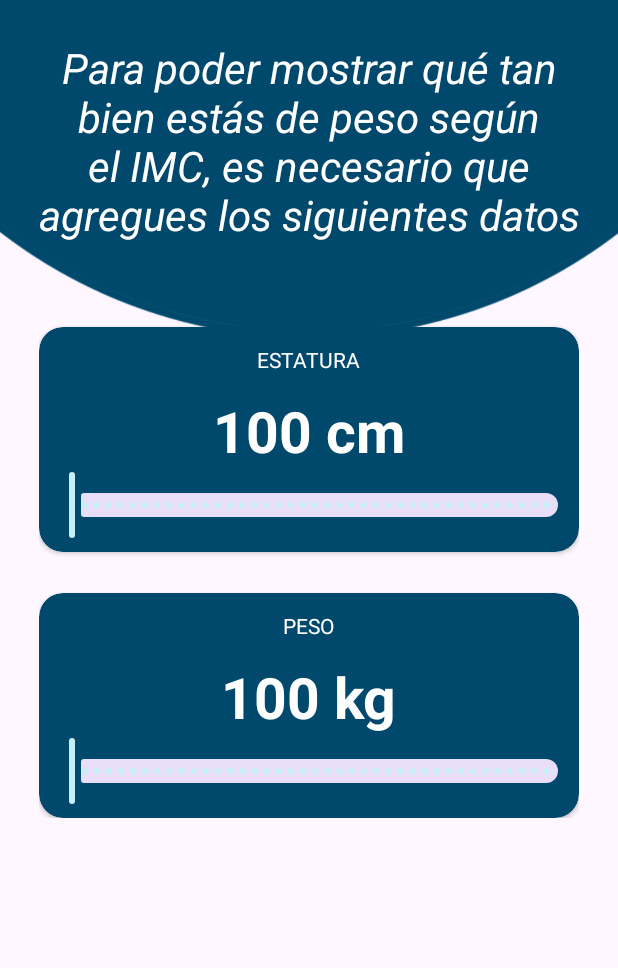
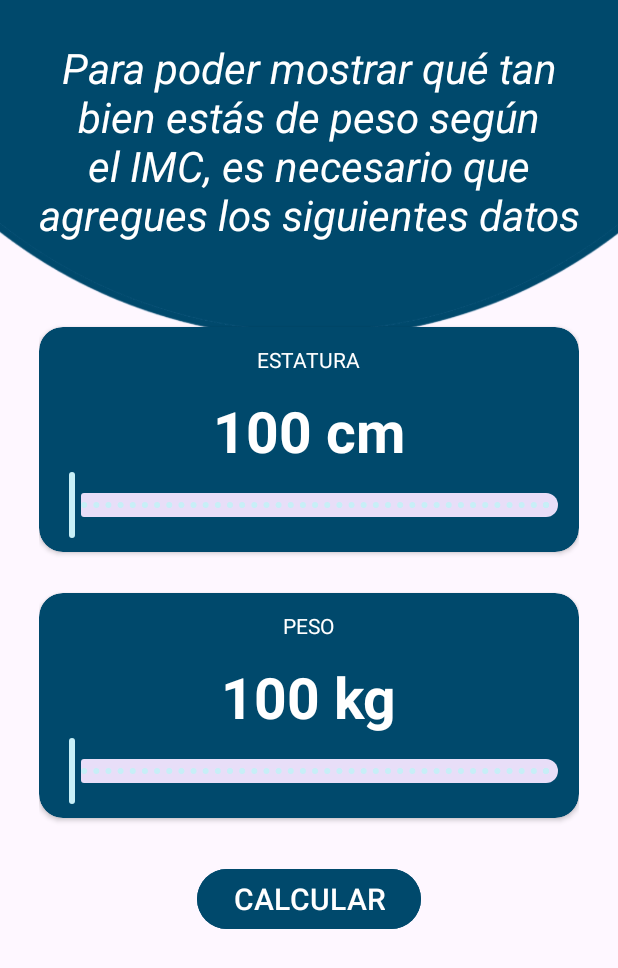
Before and after one commit to Slimex84/WeightCheck, an Android app: the screen it shows after launch (MainActivity), on a phone screen of 412 x 824 dp. Shown: the top 968 px of the screen. Run offline under Robolectric (Android 15) with nearby library versions, the phone set to English and light mode, and no system bars.

Commit message:
Updates to the main interface. Now there is a calculate button, but is still not functional

```diff
--- a/app/src/main/res/layout/activity_main.xml
+++ b/app/src/main/res/layout/activity_main.xml
@@ -137,6 +137,15 @@
 
             </androidx.cardview.widget.CardView>
 
+            <Button
+                android:layout_width="wrap_content"
+                android:layout_height="wrap_content"
+                android:layout_marginTop="30dp"
+                android:textSize="20sp"
+                android:backgroundTint="@color/secondary"
+                android:text="@string/calcular"
+                android:textAllCaps="true" />
+
         </LinearLayout>
 
     </androidx.constraintlayout.widget.ConstraintLayout>
--- a/app/src/main/res/values/colors.xml
+++ b/app/src/main/res/values/colors.xml
@@ -4,4 +4,5 @@
     <color name="white">#FFFFFFFF</color>
     <color name="main">#C7EFF7</color>
     <color name="secondary">#00496C</color>
+    <color name="third">#246792</color>
 </resources>
--- a/app/src/main/res/values/strings.xml
+++ b/app/src/main/res/values/strings.xml
@@ -3,4 +3,5 @@
     <string name="info_main">Para poder mostrar qué tan bien estás de peso según el IMC, es necesario que agregues los siguientes datos</string>
     <string name="height">Estatura</string>
     <string name="weight">Peso</string>
+    <string name="calcular">Calcular</string>
 </resources>
```
